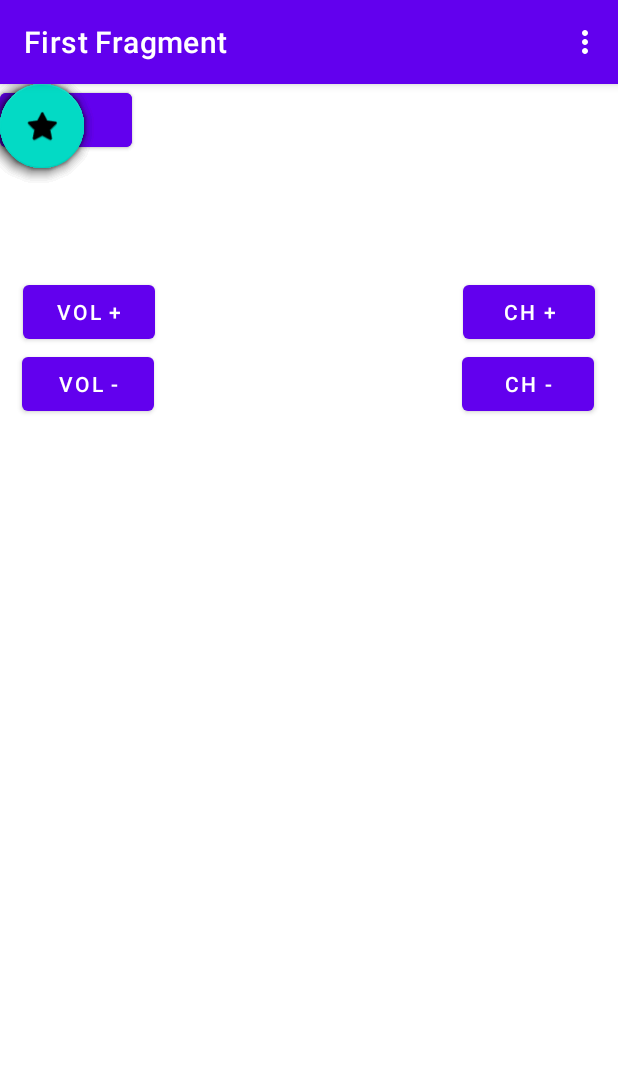
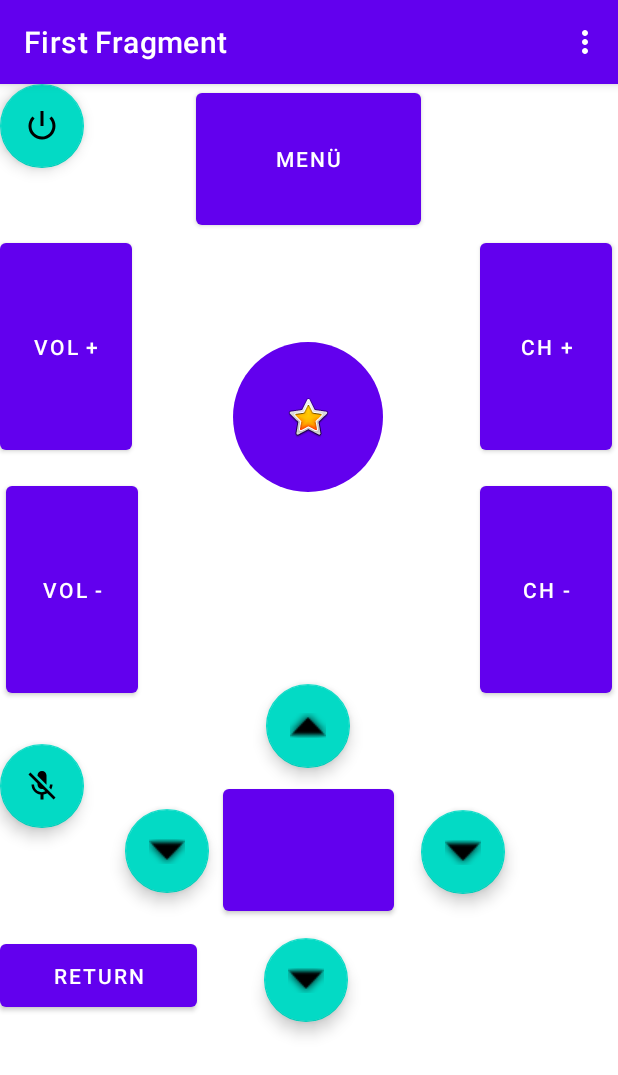
Before and after one commit to iD024/SamsungRemote, an Android app: the screen it shows after launch (MainActivity), on a phone screen of 412 x 824 dp. Shown: the top 1075 px of the screen. Run offline under Robolectric (Android 15) with nearby library versions, the phone set to English and light mode, and no system bars; our stand-ins replace navigation-ui; 1 statement that could not run was skipped.

Commit message:
style, more buttons

```diff
--- a/app/src/main/AndroidManifest.xml
+++ b/app/src/main/AndroidManifest.xml
@@ -8,11 +8,13 @@
         android:label="@string/app_name"
         android:roundIcon="@mipmap/ic_launcher_round"
         android:supportsRtl="true"
-        android:theme="@style/Theme.SamsungRemote">
+        android:theme="@style/Theme.SamsungRemote"
+        >
         <activity
             android:name=".MainActivity"
             android:exported="true"
             android:label="@string/app_name"
+            android:screenOrientation="portrait"
             android:theme="@style/Theme.SamsungRemote.NoActionBar">
             <intent-filter>
                 <action android:name="android.intent.action.MAIN" />
@@ -22,5 +24,5 @@
         </activity>
     </application>
 
-    <uses-permission android:name="android.permission.TRANSMIT_IR"/>
+    <uses-permission android:name="android.permission.TRANSMIT_IR" />
 </manifest>
--- a/app/src/main/java/com/example/samsungremote/FirstFragment.kt
+++ b/app/src/main/java/com/example/samsungremote/FirstFragment.kt
@@ -8,21 +8,23 @@ import android.view.View
 import android.view.ViewGroup
 import androidx.core.content.ContextCompat.getSystemService
 import androidx.fragment.app.Fragment
-import com.example.samsungremote.SamsungFrequencys.Companion.chDown
-import com.example.samsungremote.SamsungFrequencys.Companion.chUp
-import com.example.samsungremote.SamsungFrequencys.Companion.down
-import com.example.samsungremote.SamsungFrequencys.Companion.enter
-import com.example.samsungremote.SamsungFrequencys.Companion.hex2dec
-import com.example.samsungremote.SamsungFrequencys.Companion.left
-import com.example.samsungremote.SamsungFrequencys.Companion.menu
-import com.example.samsungremote.SamsungFrequencys.Companion.mute
-import com.example.samsungremote.SamsungFrequencys.Companion.power
-import com.example.samsungremote.SamsungFrequencys.Companion.right
-import com.example.samsungremote.SamsungFrequencys.Companion.smartHub
-import com.example.samsungremote.SamsungFrequencys.Companion.up
-import com.example.samsungremote.SamsungFrequencys.Companion.volumeDown
-import com.example.samsungremote.SamsungFrequencys.Companion.volumeUp
+import com.example.samsungremote.SamsungFrequencies.Companion.chDown
+import com.example.samsungremote.SamsungFrequencies.Companion.chUp
+import com.example.samsungremote.SamsungFrequencies.Companion.down
+import com.example.samsungremote.SamsungFrequencies.Companion.enter
+import com.example.samsungremote.SamsungFrequencies.Companion.hex2dec
+import com.example.samsungremote.SamsungFrequencies.Companion.left
+import com.example.samsungremote.SamsungFrequencies.Companion.menu
+import com.example.samsungremote.SamsungFrequencies.Companion.mute
+import com.example.samsungremote.SamsungFrequencies.Companion.power
+import com.example.samsungremote.SamsungFrequencies.Companion.right
+import com.example.samsungremote.SamsungFrequencies.Companion.smartHub
+import com.example.samsungremote.SamsungFrequencies.Companion.up
+import com.example.samsungremote.SamsungFrequencies.Companion.volumeDown
+import com.example.samsungremote.SamsungFrequencies.Companion.volumeUp
+import com.example.samsungremote.SamsungFrequencies.Companion.exit
 import com.example.samsungremote.databinding.FragmentFirstBinding
+import java.lang.Exception
 
 
 /**
@@ -53,23 +55,33 @@ class FirstFragment : Fragment() {
             return
         }
 
-        binding.ButtonPower.setOnClickListener { mCIR!!.transmit(38028, hex2dec(power)) }
-        binding.ButtonMenu.setOnClickListener { mCIR!!.transmit(38028, hex2dec(menu)) }
+        binding.ButtonPower.setOnClickListener { transmit(hex2dec(power)) }
+        binding.ButtonMenu.setOnClickListener { transmit(hex2dec(menu)) }
+        binding.ButtonReturn.setOnClickListener { transmit(hex2dec(exit)) }
 
-        binding.buttonVolUp.setOnClickListener { mCIR!!.transmit(38028, hex2dec(volumeUp)) }
-        binding.buttonVolDown.setOnClickListener { mCIR!!.transmit(38028, hex2dec(volumeDown)) }
-        binding.ButtonMute.setOnClickListener { mCIR!!.transmit(38028, hex2dec(mute)) }
+        binding.buttonVolUp.setOnClickListener { transmit(hex2dec(volumeUp)) }
+        binding.buttonVolDown.setOnClickListener { transmit(hex2dec(volumeDown)) }
+        binding.ButtonMute.setOnClickListener { transmit(hex2dec(mute)) }
 
-        binding.buttonCHUp.setOnClickListener { mCIR!!.transmit(38028, hex2dec(chUp)) }
-        binding.buttonCHDown.setOnClickListener { mCIR!!.transmit(38028, hex2dec(chDown)) }
+        binding.buttonCHUp.setOnClickListener { transmit(hex2dec(chUp)) }
+        binding.buttonCHDown.setOnClickListener { transmit(hex2dec(chDown)) }
 
-        binding.ButtonUp.setOnClickListener { mCIR!!.transmit(38028, hex2dec(up)) }
-        binding.ButtonDown.setOnClickListener { mCIR!!.transmit(38028, hex2dec(down)) }
-        binding.ButtonRight.setOnClickListener { mCIR!!.transmit(38028, hex2dec(right)) }
-        binding.ButtonLeft.setOnClickListener { mCIR!!.transmit(38028, hex2dec(left)) }
+        binding.ButtonUp.setOnClickListener { transmit(hex2dec(up)) }
+        binding.ButtonDown.setOnClickListener { transmit(hex2dec(down)) }
+        binding.ButtonRight.setOnClickListener { transmit(hex2dec(right)) }
+        binding.ButtonLeft.setOnClickListener { transmit(hex2dec(left)) }
 
-        binding.ButtonEnter.setOnClickListener { mCIR!!.transmit(38028, hex2dec(enter)) }
-        binding.SmartHubButton.setOnClickListener { mCIR!!.transmit(38028, hex2dec(smartHub)) }
+        binding.ButtonEnter.setOnClickListener { transmit(hex2dec(enter)) }
+        binding.SmartHubButton.setOnClickListener { transmit(hex2dec(smartHub)) }
+    }
+
+    private fun transmit(irData: MutableList<Int>) {
+        try {
+            val frequency = irData.removeAt(0)
+            mCIR!!.transmit(frequency, irData.toIntArray())
+        } catch (e: Exception) {
+            Log.e("mCIR Transmit", "ERROR Transmitting data")
+        }
     }
 
     override fun onDestroyView() {
--- a/app/src/main/java/com/example/samsungremote/SamsungFrequencys.kt
+++ b/app/src/main/java/com/example/samsungremote/SamsungFrequencies.kt
@@ -1,23 +1,25 @@
 package com.example.samsungremote
 
-open class SamsungFrequencys {
+open class SamsungFrequencies {
 
     companion object {
-        fun hex2dec(irData: String): IntArray {
+        fun hex2dec(irData: String): MutableList<Int> {
             val hexList: MutableList<String> = irData.split(" ").toMutableList()
             hexList.removeAt(0) // dummy
 
             var frequency: Int = hexList.removeAt(0).toInt(16) // frequency
             frequency = (1000000 / (frequency * 0.241246)).toInt()
+            hexList.removeAt(0) // dummy
+            hexList.removeAt(0) // dummy
 
             val multiplier = 1000000 / frequency
-            val codeSequence: MutableList<Int> = mutableListOf()
+            val codeSequence: MutableList<Int> = mutableListOf(frequency)
             for (hexFrequency in hexList) {
                 codeSequence.add(hexFrequency.toInt(16) * multiplier)
             }
             hexList.add(0, frequency.toString())
 
-            return codeSequence.toIntArray()
+            return codeSequence
         }
 
         const val power =
--- /dev/null
+++ b/app/src/main/res/drawable/button_rounded_corner.xml
@@ -0,0 +1,5 @@
+<?xml version="1.0" encoding="utf-8"?>
+<shape xmlns:android="http://schemas.android.com/apk/res/android">
+    <corners  android:radius="50dp"/>
+    <solid android:color="@color/design_default_color_primary"/>
+</shape>
--- a/app/src/main/res/layout/fragment_first.xml
+++ b/app/src/main/res/layout/fragment_first.xml
@@ -9,151 +9,180 @@
     <Button
         android:id="@+id/button_VolUp"
         android:layout_width="wrap_content"
-        android:layout_height="wrap_content"
-        android:layout_marginBottom="592dp"
+        android:layout_height="150dp"
+        android:layout_marginTop="44dp"
         android:onClick="onVolumeUpClicked"
         android:text="@string/VolumeUp"
         android:visibility="visible"
-        app:layout_constraintBottom_toBottomOf="parent"
-        app:layout_constraintEnd_toEndOf="parent"
-        app:layout_constraintHorizontal_bias="0.047"
         app:layout_constraintStart_toStartOf="parent"
+        app:layout_constraintTop_toBottomOf="@+id/ButtonPower"
         tools:visibility="visible" />
 
     <Button
         android:id="@+id/button_CHUp"
         android:layout_width="wrap_content"
-        android:layout_height="wrap_content"
-        android:layout_marginBottom="592dp"
+        android:layout_height="150dp"
+        android:layout_marginTop="44dp"
+        android:layout_marginEnd="4dp"
         android:onClick="onVolumeUpClicked"
         android:text="@string/ChannelUp"
         android:visibility="visible"
-        app:layout_constraintBottom_toBottomOf="parent"
         app:layout_constraintEnd_toEndOf="parent"
-        app:layout_constraintHorizontal_bias="0.952"
-        app:layout_constraintStart_toStartOf="parent"
+        app:layout_constraintTop_toBottomOf="@+id/ButtonPower"
         tools:visibility="visible" />
 
     <Button
         android:id="@+id/button_VolDown"
         android:layout_width="wrap_content"
-        android:layout_height="wrap_content"
-        android:layout_marginBottom="544dp"
+        android:layout_height="150dp"
+        android:layout_marginStart="4dp"
+        android:layout_marginTop="12dp"
         android:text="@string/VolumeDown"
         android:visibility="visible"
-        app:layout_constraintBottom_toBottomOf="parent"
-        app:layout_constraintEnd_toEndOf="parent"
-        app:layout_constraintHorizontal_bias="0.046"
         app:layout_constraintStart_toStartOf="parent"
+        app:layout_constraintTop_toBottomOf="@+id/button_VolUp"
         tools:visibility="visible" />
 
     <Button
         android:id="@+id/button_CHDown"
         android:layout_width="wrap_content"
-        android:layout_height="wrap_content"
-        android:layout_marginBottom="544dp"
+        android:layout_height="150dp"
+        android:layout_marginTop="12dp"
+        android:layout_marginEnd="4dp"
         android:text="@string/ChannelDown"
         android:visibility="visible"
-        app:layout_constraintBottom_toBottomOf="parent"
         app:layout_constraintEnd_toEndOf="parent"
-        app:layout_constraintHorizontal_bias="0.95"
-        app:layout_constraintStart_toStartOf="parent"
+        app:layout_constraintTop_toBottomOf="@+id/button_CHUp"
         tools:visibility="visible" />
 
     <com.google.android.material.floatingactionbutton.FloatingActionButton
         android:id="@+id/ButtonPower"
         android:layout_width="wrap_content"
-        android:layout_height="wrap_content"
+        android:layout_height="242dp"
         android:clickable="true"
         android:src="@android:drawable/ic_lock_power_off"
         android:visibility="visible"
-        tools:layout_editor_absoluteX="15dp"
-        tools:layout_editor_absoluteY="11dp"
+        app:layout_constraintStart_toStartOf="parent"
+        app:layout_constraintTop_toTopOf="parent"
         tools:visibility="visible" />
 
     <Button
         android:id="@+id/ButtonMenu"
-        android:layout_width="wrap_content"
-        android:layout_height="wrap_content"
+        android:layout_width="150dp"
+        android:layout_height="100dp"
         android:text="@string/menu"
         android:visibility="visible"
-        tools:layout_editor_absoluteX="86dp"
-        tools:layout_editor_absoluteY="19dp"
+        app:layout_constraintEnd_toEndOf="parent"
+        app:layout_constraintHorizontal_bias="0.498"
+        app:layout_constraintStart_toStartOf="parent"
+        app:layout_constraintTop_toTopOf="parent"
+        tools:visibility="visible" />
+
+    <Button
+        android:id="@+id/ButtonReturn"
+        android:layout_width="131dp"
+        android:layout_height="54dp"
+        android:layout_marginTop="28dp"
+        android:text="@string/returnText"
+        android:visibility="visible"
+        app:layout_constraintEnd_toStartOf="@+id/ButtonDown"
+        app:layout_constraintHorizontal_bias="0.0"
+        app:layout_constraintStart_toStartOf="parent"
+        app:layout_constraintTop_toBottomOf="@+id/ButtonLeft"
         tools:visibility="visible" />
 
     <com.google.android.material.floatingactionbutton.FloatingActionButton
         android:id="@+id/ButtonMute"
         android:layout_width="wrap_content"
-        android:layout_height="wrap_content"
+        android:layout_height="182dp"
+        android:layout_marginTop="28dp"
         android:clickable="true"
         android:src="@android:drawable/stat_notify_call_mute"
         android:visibility="visible"
-        tools:layout_editor_absoluteX="118dp"
-        tools:layout_editor_absoluteY="83dp"
+        app:layout_constraintStart_toStartOf="parent"
+        app:layout_constraintTop_toBottomOf="@+id/button_VolDown"
+        tools:visibility="visible" />
+
+    <Button
+        android:id="@+id/ButtonEnter"
+        android:layout_width="114dp"
+        android:layout_height="93dp"
+        android:layout_marginTop="8dp"
+        android:visibility="visible"
+        app:layout_constraintEnd_toEndOf="parent"
+        app:layout_constraintHorizontal_bias="0.498"
+        app:layout_constraintStart_toStartOf="parent"
+        app:layout_constraintTop_toBottomOf="@+id/ButtonUp"
         tools:visibility="visible" />
 
     <com.google.android.material.floatingactionbutton.FloatingActionButton
         android:id="@+id/ButtonUp"
         android:layout_width="wrap_content"
-        android:layout_height="wrap_content"
+        android:layout_height="364dp"
+        android:layout_marginTop="128dp"
         android:clickable="true"
         android:src="@android:drawable/arrow_up_float"
         android:visibility="visible"
-        tools:layout_editor_absoluteX="174dp"
-        tools:layout_editor_absoluteY="118dp"
+        app:layout_constraintEnd_toEndOf="parent"
+        app:layout_constraintHorizontal_bias="0.498"
+        app:layout_constraintStart_toStartOf="parent"
+        app:layout_constraintTop_toBottomOf="@+id/SmartHubButton"
+        tools:visibility="visible" />
+
+    <com.google.android.material.floatingactionbutton.FloatingActionButton
+        android:id="@+id/ButtonRight"
+        android:layout_width="wrap_content"
+        android:layout_height="181dp"
+        android:layout_marginStart="12dp"
+        android:layout_marginTop="28dp"
+        android:clickable="true"
+        android:src="@android:drawable/arrow_down_float"
+        android:visibility="visible"
+        app:layout_constraintEnd_toEndOf="parent"
+        app:layout_constraintHorizontal_bias="0.074"
+        app:layout_constraintStart_toEndOf="@+id/ButtonEnter"
+        app:layout_constraintTop_toBottomOf="@+id/ButtonUp"
+        tools:visibility="visible" />
+
+    <com.google.android.material.floatingactionbutton.FloatingActionButton
+        android:id="@+id/ButtonDown"
+        android:layout_width="wrap_content"
+        android:layout_height="364dp"
+        android:layout_marginTop="12dp"
+        android:clickable="true"
+        android:src="@android:drawable/arrow_down_float"
+        android:visibility="visible"
+        app:layout_constraintEnd_toEndOf="parent"
+        app:layout_constraintHorizontal_bias="0.495"
+        app:layout_constraintStart_toStartOf="parent"
+        app:layout_constraintTop_toBottomOf="@+id/ButtonEnter"
         tools:visibility="visible" />
 
     <com.google.android.material.floatingactionbutton.FloatingActionButton
         android:id="@+id/ButtonLeft"
         android:layout_width="wrap_content"
-        android:layout_height="wrap_content"
+        android:layout_height="182dp"
+        android:layout_marginTop="27dp"
+        android:layout_marginEnd="8dp"
         android:clickable="true"
         android:src="@android:drawable/arrow_down_float"
         android:visibility="visible"
-        tools:layout_editor_absoluteX="88dp"
-        tools:layout_editor_absoluteY="189dp"
+        app:layout_constraintEnd_toStartOf="@+id/ButtonEnter"
+        app:layout_constraintHorizontal_bias="0.988"
+        app:layout_constraintStart_toStartOf="parent"
+        app:layout_constraintTop_toBottomOf="@+id/ButtonUp"
         tools:visibility="visible" />
 
-    <Button
-        android:id="@+id/ButtonEnter"
-        android:layout_width="wrap_content"
-        android:layout_height="wrap_content"
-        android:visibility="visible"
-        tools:layout_editor_absoluteX="155dp"
-        tools:layout_editor_absoluteY="181dp"
-        tools:visibility="visible" />
-
-    <com.google.android.material.floatingactionbutton.FloatingActionButton
-        android:id="@+id/ButtonDown"
-        android:layout_width="wrap_content"
-        android:layout_height="wrap_content"
-        android:clickable="true"
-        android:src="@android:drawable/arrow_down_float"
-        android:visibility="visible"
-        tools:layout_editor_absoluteX="174dp"
-        tools:layout_editor_absoluteY="245dp"
-        tools:visibility="visible" />
-
-    <com.google.android.material.floatingactionbutton.FloatingActionButton
-        android:id="@+id/ButtonRight"
-        android:layout_width="wrap_content"
-        android:layout_height="wrap_content"
-        android:clickable="true"
-        android:src="@android:drawable/arrow_down_float"
-        android:visibility="visible"
-        tools:layout_editor_absoluteX="261dp"
-        tools:layout_editor_absoluteY="189dp"
-        tools:visibility="visible" />
-
-    <com.google.android.material.floatingactionbutton.FloatingActionButton
+    <ImageButton
         android:id="@+id/SmartHubButton"
-        android:layout_width="wrap_content"
-        android:layout_height="wrap_content"
-        android:clickable="true"
+        android:layout_width="100dp"
+        android:layout_height="100dp"
+        android:layout_marginTop="72dp"
+        android:background="@drawable/button_rounded_corner"
         android:src="@android:drawable/btn_star_big_on"
-        android:visibility="visible"
-        tools:layout_editor_absoluteX="339dp"
-        tools:layout_editor_absoluteY="229dp"
-        tools:visibility="visible" />
+        app:layout_constraintEnd_toEndOf="parent"
+        app:layout_constraintHorizontal_bias="0.498"
+        app:layout_constraintStart_toStartOf="parent"
+        app:layout_constraintTop_toBottomOf="@+id/ButtonMenu" />
 
 </androidx.constraintlayout.widget.ConstraintLayout>
--- a/app/src/main/res/values/strings.xml
+++ b/app/src/main/res/values/strings.xml
@@ -10,6 +10,7 @@
     <string name="ChannelUp">Ch +</string>
     <string name="ChannelDown">Ch -</string>
     <string name="menu">Menü</string>
+    <string name="returnText">Return</string>
     <string name="previous">Previous</string>
     <string name="hello_first_fragment">Hello first fragment</string>
     <string name="hello_second_fragment">Hello second fragment. Arg: %1$s</string>
```
